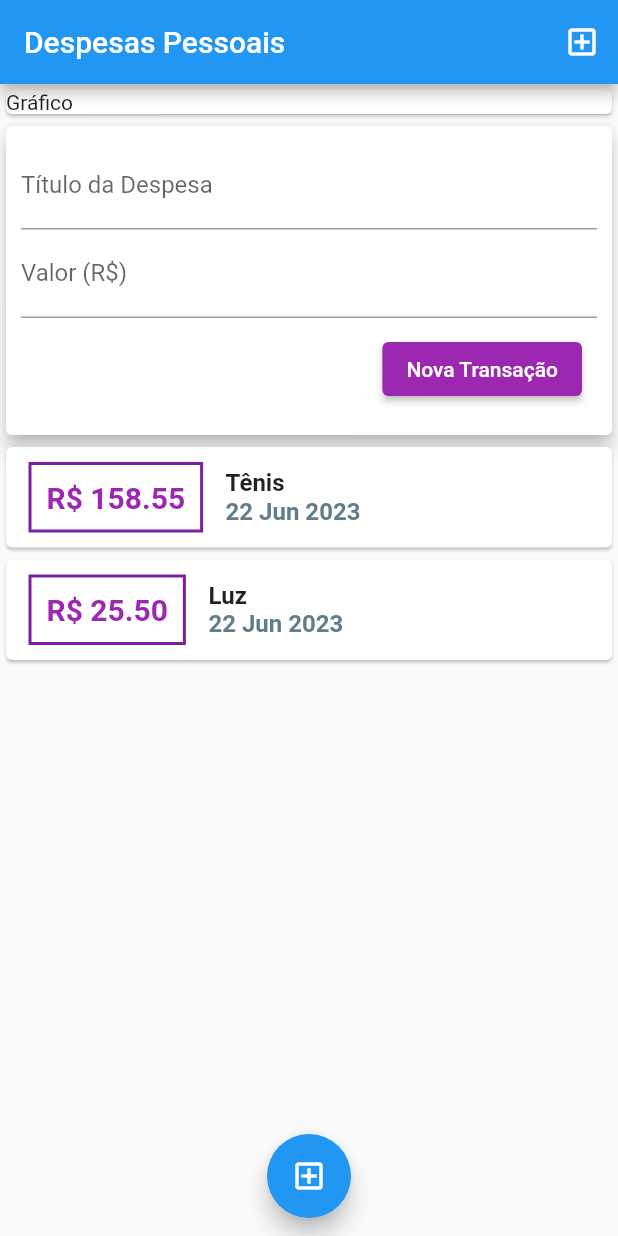
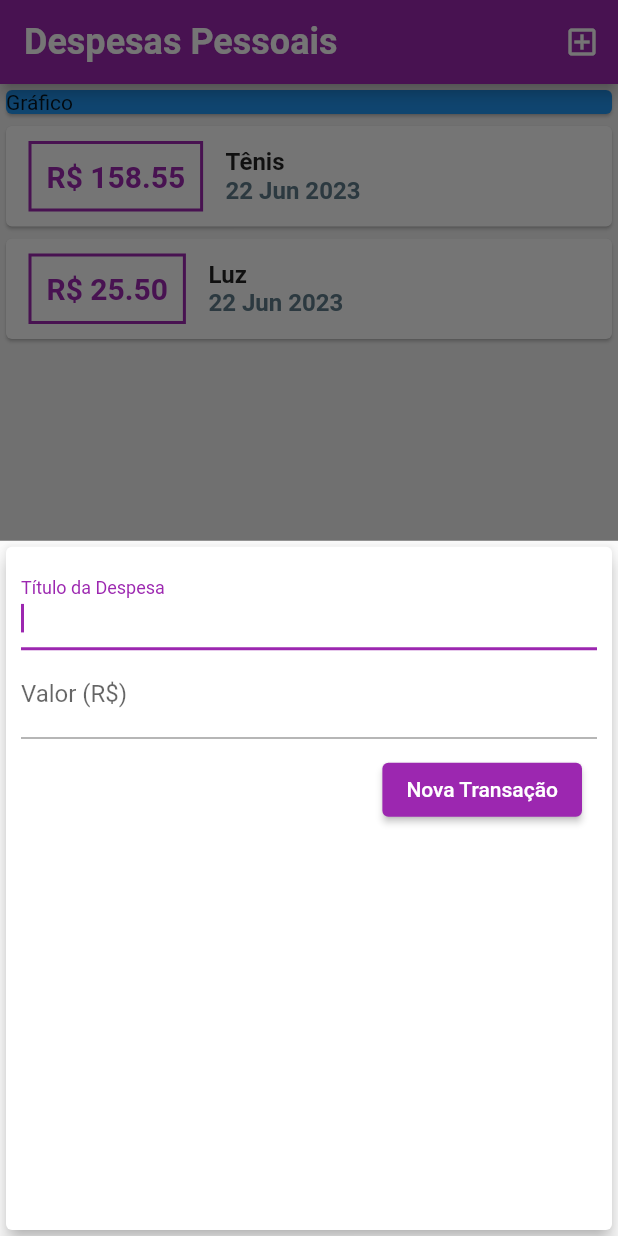
Before and after one commit to fdimant/flutter_expenses, a Flutter app: the screen it shows after launch, after a tap on the "add box" icon, on a phone screen of 412 x 824 dp. Run offline on Flutter 3.47's test engine with Material 2 defaults, Android fonts, the phone set to English and light mode, and no system bars; Roboto replaces fonts that are missing (OpenSans).

Commit message:
lição 115

```diff
--- a/lib/components/transaction_form.dart
+++ b/lib/components/transaction_form.dart
@@ -1,12 +1,18 @@
 import 'package:flutter/material.dart';
 
-class TransactionForm extends StatelessWidget {
-  final titleController = TextEditingController();
-  final valueController = TextEditingController();
-
+class TransactionForm extends StatefulWidget {
   final void Function(String, double) onSubmit;
 
   TransactionForm(this.onSubmit, {Key? key}) : super(key: key);
+
+  @override
+  State<TransactionForm> createState() => _TransactionFormState();
+}
+
+class _TransactionFormState extends State<TransactionForm> {
+  final titleController = TextEditingController();
+
+  final valueController = TextEditingController();
 
   _submitForm() {
     final title = titleController.text;
@@ -14,7 +20,9 @@ class TransactionForm extends StatelessWidget {
     if (title.isEmpty || value <= 0) {
       return;
     }
-    onSubmit(title, value);
+    widget.onSubmit(title, value);
+    titleController.text = '';
+    valueController.text = '';
   }
 
   @override
@@ -28,6 +36,7 @@ class TransactionForm extends StatelessWidget {
             TextField(
               controller: titleController,
               decoration: InputDecoration(labelText: 'Título da Despesa'),
+              autofocus: true,
             ),
             TextField(
               keyboardType: TextInputType.numberWithOptions(decimal: true),
--- a/lib/components/transaction_list.dart
+++ b/lib/components/transaction_list.dart
@@ -1,4 +1,3 @@
-import 'package:flutter/gestures.dart';
 import 'package:flutter/material.dart';
 import '../models/transaction.dart';
 import 'package:intl/intl.dart';
@@ -26,7 +25,7 @@ class TransactionList extends StatelessWidget {
                     ),
                     decoration: BoxDecoration(
                         border: Border.all(
-                      color: Colors.purple.shade700,
+                      color: Theme.of(context).colorScheme.primary,
                       width: 2,
                     )),
                     padding: EdgeInsets.all(10),
@@ -35,7 +34,7 @@ class TransactionList extends StatelessWidget {
                       style: TextStyle(
                         fontSize: 20,
                         fontWeight: FontWeight.bold,
-                        color: Colors.purple,
+                        color: Theme.of(context).colorScheme.primary,
                       ),
                     ),
                   ),
--- a/lib/components/transaction_user.dart
+++ /dev/null
@@ -1,49 +0,0 @@
-import 'dart:math';
-
-import 'package:flutter/material.dart';
-import 'transaction_form.dart';
-import 'transaction_list.dart';
-import '../models/transaction.dart';
-
-class TransactionUser extends StatefulWidget {
-  @override
-  State<TransactionUser> createState() => _TransactionUserState();
-}
-
-class _TransactionUserState extends State<TransactionUser> {
-  final _transactions = [
-    Transaction(
-      id: 't1',
-      title: 'Tênis',
-      value: 158.55,
-      date: DateTime.now(),
-    ),
-    Transaction(
-      id: 't2',
-      title: 'Luz',
-      value: 25.50,
-      date: DateTime.now(),
-    ),
-  ];
-
-  _addTransaction(String title, double value) {
-    final newTransaction = Transaction(
-      id: Random().nextDouble().toString(),
-      title: title,
-      value: value,
-      date: DateTime.now(),
-    );
-
-    setState(() {
-      _transactions.add(newTransaction);
-    });
-  }
-
-  @override
-  Widget build(BuildContext context) {
-    return Column(children: [
-      TransactionForm(_addTransaction),
-      TransactionList(_transactions),
-    ]);
-  }
-}
--- a/lib/main.dart
+++ b/lib/main.dart
@@ -1,26 +1,87 @@
+import 'dart:math';
+
 import 'package:flutter/material.dart';
 import 'package:flutter_expenses/components/transaction_form.dart';
-import 'components/transaction_user.dart';
+import 'components/transaction_list.dart';
+import 'models/transaction.dart';
 
 main() => runApp(ExpensesApp());
 
 class ExpensesApp extends StatelessWidget {
   @override
   Widget build(BuildContext context) {
+    final ThemeData tema = ThemeData();
+
     return MaterialApp(
-      title: 'teste',
-      color: Colors.amber,
-      home: MyHomePage(),
-    );
+        title: 'teste',
+        color: Colors.amber,
+        home: MyHomePage(),
+        theme: tema.copyWith(
+          colorScheme: tema.colorScheme.copyWith(
+            primary: Colors.purple,
+            secondary: Colors.amber,
+          ),
+          textTheme: tema.textTheme.copyWith(
+            headlineLarge: TextStyle(
+              fontFamily: 'OpenSans',
+              fontSize: 25,
+              fontWeight: FontWeight.bold,
+              color: Colors.black,
+            ),
+          ),
+          appBarTheme: AppBarTheme(
+            titleTextStyle: TextStyle(
+              fontFamily: 'OpenSans',
+              fontSize: 24,
+              fontWeight: FontWeight.bold,
+            ),
+          ),
+          scaffoldBackgroundColor: Colors.grey.shade100,
+        ));
   }
 }
 
-class MyHomePage extends StatelessWidget {
+class MyHomePage extends StatefulWidget {
+  @override
+  State<MyHomePage> createState() => _MyHomePageState();
+}
+
+class _MyHomePageState extends State<MyHomePage> {
+  final _transactions = [
+    Transaction(
+      id: 't1',
+      title: 'Tênis',
+      value: 158.55,
+      date: DateTime.now(),
+    ),
+    Transaction(
+      id: 't2',
+      title: 'Luz',
+      value: 25.50,
+      date: DateTime.now(),
+    ),
+  ];
+
+  _addTransaction(String title, double value) {
+    final newTransaction = Transaction(
+      id: Random().nextDouble().toString(),
+      title: title,
+      value: value,
+      date: DateTime.now(),
+    );
+
+    setState(() {
+      _transactions.add(newTransaction);
+    });
+
+    Navigator.of(context).pop();
+  }
+
   _opentransactionFormModal(BuildContext context) {
     showModalBottomSheet(
       context: context,
       builder: (ctx) {
-        return TransactionForm(() as void Function(String p1, double p2));
+        return TransactionForm(_addTransaction);
       },
     );
   }
@@ -32,7 +93,7 @@
         title: Text('Despesas Pessoais'),
         actions: [
           IconButton(
-            onPressed: () {},
+            onPressed: () => _opentransactionFormModal(context),
             icon: Icon(Icons.add_box_outlined),
           ),
         ],
@@ -45,15 +106,16 @@
               width: double.infinity,
               child: Card(
                 child: Text('Gráfico'),
+                color: Colors.blue,
               ),
             ),
-            TransactionUser(),
+            TransactionList(_transactions),
           ],
         ),
       ),
       floatingActionButton: FloatingActionButton(
-        child: Icon(Icons.add_box_outlined),
-        onPressed: () {},
+        child: Icon(Icons.add),
+        onPressed: () => _opentransactionFormModal(context),
       ),
       floatingActionButtonLocation: FloatingActionButtonLocation.miniCenterFloat,
     );
```
